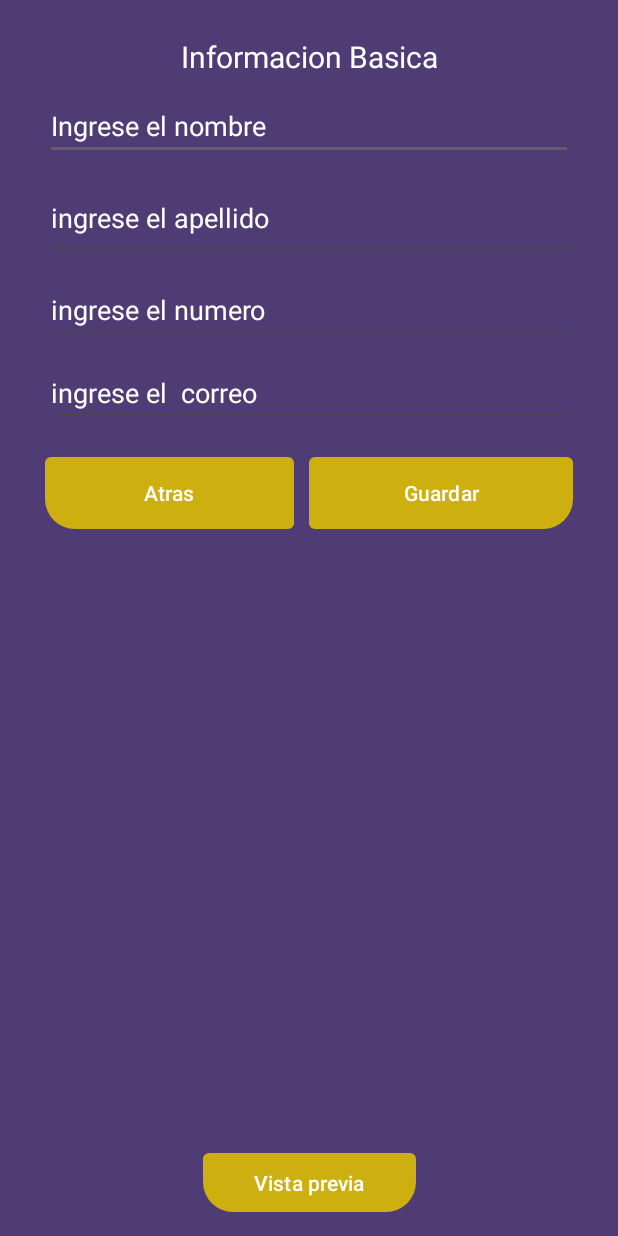
After one commit to juandiegows/EasyShop, an Android app: the PerfilActivity screen opened directly, with no data from a screen before it, on a phone screen of 412 x 824 dp. The commit adds this screen. Run offline under Robolectric (Android 15) with nearby library versions, the phone set to English and light mode, and no system bars.

Commit message:
informacion basica

```diff
--- a/app/src/main/AndroidManifest.xml
+++ b/app/src/main/AndroidManifest.xml
@@ -13,6 +13,9 @@
         android:theme="@style/Theme.EasyShop"
         tools:targetApi="31">
         <activity
+            android:name=".PerfilActivity"
+            android:exported="false" />
+        <activity
             android:name=".DeleteActivity"
             android:exported="false" />
         <activity
--- a/app/src/main/java/com/example/easyshop/DeleteActivity.kt
+++ b/app/src/main/java/com/example/easyshop/DeleteActivity.kt
@@ -42,9 +42,12 @@ class DeleteActivity : AppCompatActivity() {
 
     private fun events() {
         binding.apply {
-          btnAtras.setOnClickListener {
-              onBackPressed()
-          }
+            btnLogo2.setOnClickListener {
+                startActivity(Intent(this@DeleteActivity, PerfilActivity::class.java))
+            }
+            btnAtras.setOnClickListener {
+                onBackPressed()
+            }
             rbQuincenalShow.setOnCheckedChangeListener { buttonView, isChecked ->
                 if (isChecked) {
                     txtTitle3.text = "Lista de compra Quincenal"
--- a/app/src/main/java/com/example/easyshop/MainActivity.kt
+++ b/app/src/main/java/com/example/easyshop/MainActivity.kt
@@ -68,6 +68,10 @@ class MainActivity : AppCompatActivity() {
             btnAgregar.setOnClickListener {
                 Save()
             }
+
+            btnLogo.setOnClickListener {
+                startActivity(Intent(this@MainActivity, PerfilActivity::class.java))
+            }
             rbQuincenalShow.setOnCheckedChangeListener { buttonView, isChecked ->
                 if (isChecked) {
                     txtTitle.text = "Lista de compra Quincenal"
--- /dev/null
+++ b/app/src/main/java/com/example/easyshop/PerfilActivity.kt
@@ -0,0 +1,79 @@
+package com.example.easyshop
+
+import androidx.appcompat.app.AppCompatActivity
+import android.os.Bundle
+import android.view.Display.Mode
+import android.view.View
+import android.widget.Toast
+import androidx.appcompat.app.AlertDialog
+import com.example.easyshop.databinding.ActivityPerfilBinding
+import com.example.easyshop.helper.IsValid
+import com.example.easyshop.helper.required
+
+class PerfilActivity : AppCompatActivity() {
+
+    lateinit var binding: ActivityPerfilBinding
+    lateinit var controlsValidar: MutableList<View>
+    override fun onCreate(savedInstanceState: Bundle?) {
+        super.onCreate(savedInstanceState)
+
+        binding = ActivityPerfilBinding.inflate(layoutInflater)
+        setContentView(binding.root)
+
+        Init()
+
+        binding.apply {
+            btnAtras.setOnClickListener {
+                onBackPressed()
+            }
+
+            btnGuardar.setOnClickListener {
+                if (controlsValidar.IsValid()) {
+                    getSharedPreferences("db", MODE_PRIVATE).edit()
+                        .putString("nombre", txtName.text.toString())
+                        .putString("apellido", txtLastName.text.toString())
+                        .putString("celular", txtPhone.text.toString())
+                        .putString("correo", txtEmail.text.toString()).apply()
+                    Toast.makeText(
+                        this@PerfilActivity,
+                        "se guardo correctamente",
+                        Toast.LENGTH_SHORT
+                    ).show()
+                }
+            }
+        }
+    }
+
+    override fun onBackPressed() {
+        AlertDialog.Builder(this@PerfilActivity)
+            .setMessage("¿Desea salir?")
+            .setPositiveButton("Si") { _, _ ->
+                super.onBackPressed()
+
+            }.setNegativeButton("No") { _, _ ->
+                Toast.makeText(this@PerfilActivity, "se ha cancelado ", Toast.LENGTH_SHORT)
+                    .show()
+            }.create().show()
+
+    }
+
+    private fun Init() {
+        binding.apply {
+            txtPhone.required()
+            txtName.required()
+            txtLastName.required()
+            txtEmail.required()
+            controlsValidar = mutableListOf(txtName, txtLastName, txtPhone, txtEmail)
+            txtName.setText(getSharedPreferences("db", MODE_PRIVATE)!!.getString("nombre", ""))
+            txtLastName.setText(
+                getSharedPreferences("db", MODE_PRIVATE)!!.getString(
+                    "apellido",
+                    ""
+                )
+            )
+            txtPhone.setText(getSharedPreferences("db", MODE_PRIVATE)!!.getString("celular", ""))
+            txtEmail.setText(getSharedPreferences("db", MODE_PRIVATE)!!.getString("correo", ""))
+
+        }
+    }
+}
--- /dev/null
+++ b/app/src/main/res/drawable/btn_custom_right.xml
@@ -0,0 +1,5 @@
+<?xml version="1.0" encoding="utf-8"?>
+<shape xmlns:android="http://schemas.android.com/apk/res/android">
+    <solid android:color="@color/mostaza"></solid>
+    <corners android:radius="4dp" android:bottomRightRadius="20dp"></corners>
+</shape>
--- /dev/null
+++ b/app/src/main/res/layout/activity_perfil.xml
@@ -0,0 +1,112 @@
+<?xml version="1.0" encoding="utf-8"?>
+<androidx.constraintlayout.widget.ConstraintLayout xmlns:android="http://schemas.android.com/apk/res/android"
+    xmlns:app="http://schemas.android.com/apk/res-auto"
+    xmlns:tools="http://schemas.android.com/tools"
+    android:layout_width="match_parent"
+    android:layout_height="match_parent"
+    android:background="@color/morado"
+    tools:context=".PerfilActivity">
+
+    <LinearLayout
+        android:layout_width="0dp"
+        android:layout_height="wrap_content"
+        android:layout_marginStart="30dp"
+        android:layout_marginTop="24dp"
+        android:layout_marginEnd="30dp"
+        android:orientation="vertical"
+        app:layout_constraintEnd_toEndOf="parent"
+        app:layout_constraintStart_toStartOf="parent"
+        app:layout_constraintTop_toTopOf="parent">
+
+        <TextView
+            android:id="@+id/textView"
+            android:layout_width="match_parent"
+            android:layout_height="wrap_content"
+            android:gravity="center"
+            android:text="Informacion Basica"
+            android:textColor="@color/white"
+            android:textColorHint="@color/white"
+            android:textSize="20sp" />
+
+        <EditText
+            android:id="@+id/txtName"
+            android:layout_width="match_parent"
+            android:layout_height="wrap_content"
+            android:layout_marginTop="10dp"
+            android:ems="10"
+            android:hint="Ingrese el nombre"
+            android:inputType="text"
+            android:textColor="@color/white"
+            android:textColorHint="@color/white" />
+
+        <EditText
+            android:id="@+id/txtLastName"
+            android:layout_width="match_parent"
+            android:layout_height="57dp"
+            android:layout_marginTop="10dp"
+            android:ems="10"
+            android:hint="ingrese el apellido"
+            android:inputType="text"
+            android:textColor="@color/white"
+            android:textColorHint="@color/white" />
+
+        <EditText
+            android:id="@+id/txtPhone"
+            android:layout_width="match_parent"
+            android:layout_height="wrap_content"
+            android:layout_marginTop="10dp"
+            android:ems="10"
+            android:hint="ingrese el numero"
+            android:inputType="phone"
+            android:textColor="@color/white"
+            android:textColorHint="@color/white" />
+
+        <EditText
+            android:id="@+id/txtEmail"
+            android:layout_width="match_parent"
+            android:layout_height="wrap_content"
+            android:layout_marginTop="10dp"
+            android:ems="10"
+            android:hint="ingrese el  correo"
+            android:inputType="textEmailAddress"
+            android:textColor="@color/white"
+            android:textColorHint="@color/white" />
+
+        <LinearLayout
+            android:layout_width="match_parent"
+            android:layout_height="wrap_content"
+            android:layout_marginTop="20dp"
+            android:orientation="horizontal">
+
+            <Button
+                android:id="@+id/btnAtras"
+                style="@style/btn_custom_left"
+                android:layout_width="wrap_content"
+                android:layout_height="wrap_content"
+                android:layout_weight="1"
+                android:text="Atras" />
+
+            <Button
+                android:id="@+id/btnGuardar"
+                style="@style/btn_custom_right"
+                android:layout_width="wrap_content"
+                android:layout_height="wrap_content"
+                android:layout_marginStart="10dp"
+                android:layout_weight="1"
+                android:text="Guardar" />
+        </LinearLayout>
+    </LinearLayout>
+
+    <Button
+        android:id="@+id/btnPrevia"
+        style="@style/btn_custom"
+        android:layout_width="142dp"
+        android:layout_height="39dp"
+        android:layout_marginStart="32dp"
+        android:layout_marginEnd="32dp"
+        android:layout_marginBottom="16dp"
+        android:text="Vista previa"
+        app:layout_constraintBottom_toBottomOf="parent"
+        app:layout_constraintEnd_toEndOf="parent"
+        app:layout_constraintStart_toStartOf="parent" />
+</androidx.constraintlayout.widget.ConstraintLayout>
--- a/app/src/main/res/values/themes.xml
+++ b/app/src/main/res/values/themes.xml
@@ -16,7 +16,10 @@
         <item name="android:background">@drawable/btn_custom_left</item>
         <item name="backgroundTint">@color/btn_custom</item>
     </style>
-
+    <style name="btn_custom_right" parent="Widget.Material3.Button">
+        <item name="android:background">@drawable/btn_custom_right</item>
+        <item name="backgroundTint">@color/btn_custom</item>
+    </style>
     <style name="btn_custom_red" parent="btn_custom">
          <item name="backgroundTint">@color/btn_custom_red</item>
     </style>
```
